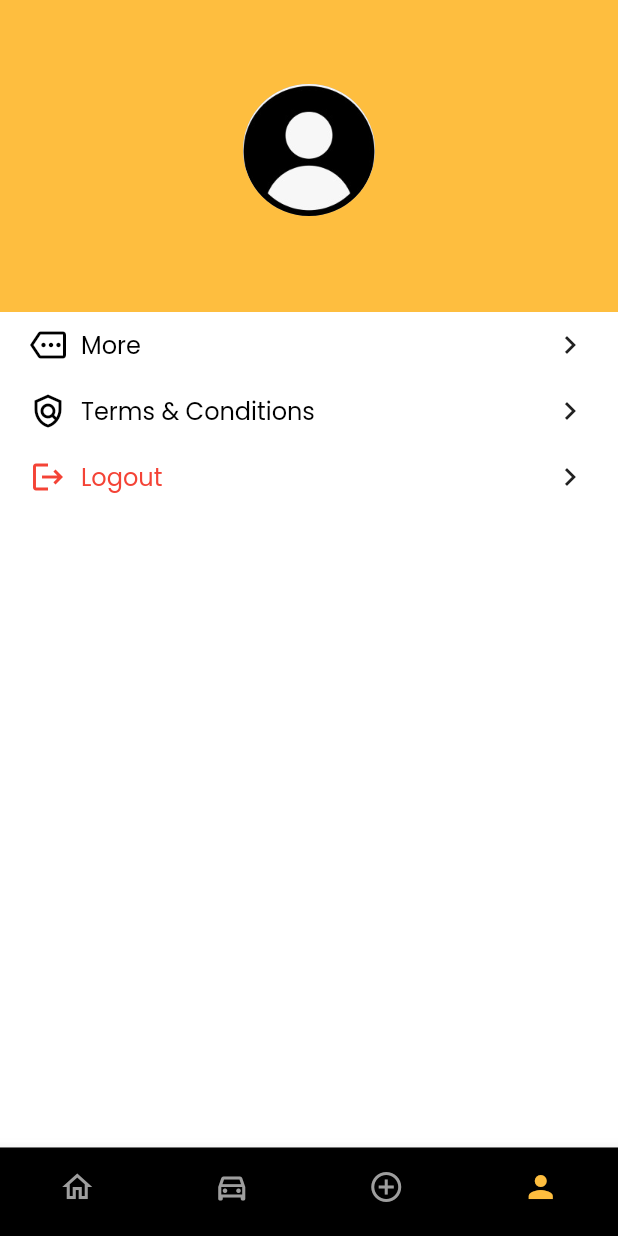
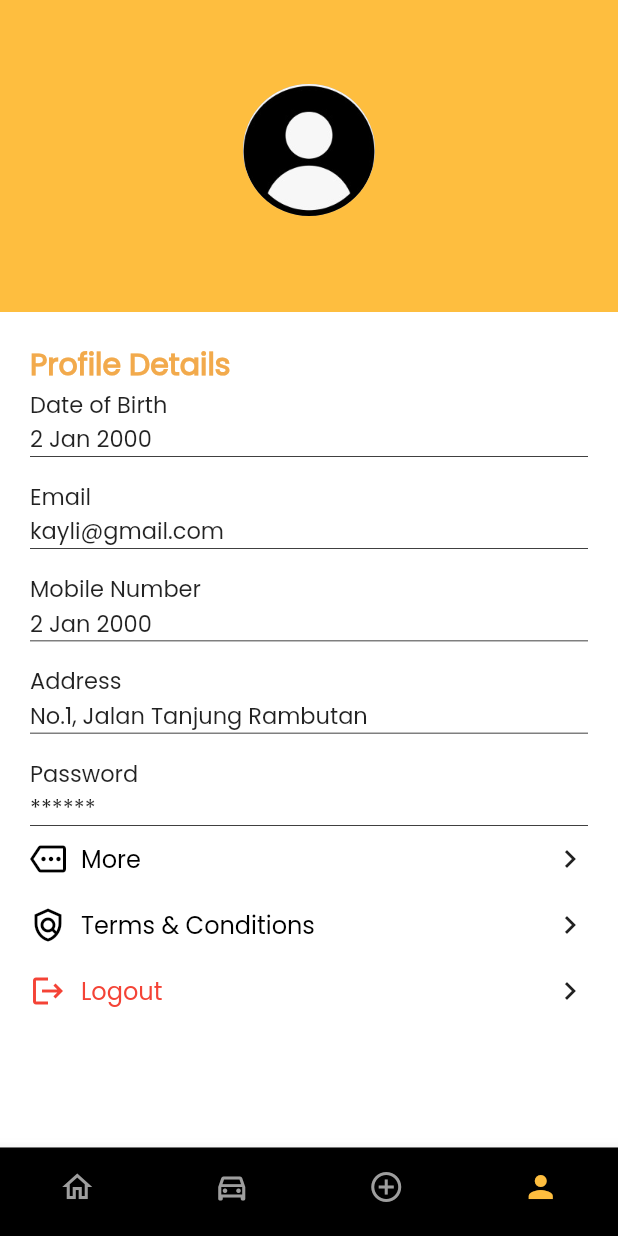
Before and after one commit to KelvinYou/tap-car, a Flutter app: the screen it shows once a user with an empty profile is signed in, item 4 of the bottom bar chosen, on a phone screen of 412 x 824 dp. Run offline on Flutter 3.47's test engine with Material 2 defaults, Android fonts, the phone set to English and light mode, and no system bars; our stand-ins replace cloud_firestore, firebase_auth, firebase_core, firebase_storage, flutter_rating_bar, image_picker and 2 more; accounts and stored records are empty.

Commit message:
add car function and updates

```diff
--- a/lib/screens/profile_screen.dart
+++ b/lib/screens/profile_screen.dart
@@ -108,6 +108,51 @@ class _ProfileScreenState extends State<ProfileScreen> {
     );
   }
 
+  Widget titleText(String content) {
+    return Container(
+      margin: EdgeInsets.symmetric(horizontal: 20),
+      child: Text(
+        content,
+        style: TextStyle(
+          color: Color(0xFFF2AA4C),
+          fontWeight: FontWeight.bold,
+          fontSize: 20,
+        ),
+      ),
+    );
+  }
+
+  Widget subtitleText(String content) {
+    return Container(
+      margin: EdgeInsets.symmetric(horizontal: 20),
+      child: Text(
+        content,
+        style: TextStyle(
+          fontWeight: FontWeight.w500,
+          fontSize: 15,
+        ),
+      ),
+    );
+  }
+
+  Widget contentText(String content) {
+    return Container(
+      margin: EdgeInsets.symmetric(horizontal: 20),
+      width: double.infinity,
+      decoration: BoxDecoration(
+        border: Border(
+          bottom: BorderSide(width: 0.5, color: Colors.black),
+        )
+      ),
+      child: Text(
+        content,
+        style: TextStyle(
+          fontSize: 15,
+        ),
+      ),
+    );
+  }
+
   @override
   Widget build(BuildContext context) {
     return isLoading
@@ -124,6 +169,7 @@ class _ProfileScreenState extends State<ProfileScreen> {
         child: SingleChildScrollView(
           child: Column(
             mainAxisAlignment: MainAxisAlignment.center,
+            crossAxisAlignment: CrossAxisAlignment.start,
             children: [
               Container(
                 // height: 100,
@@ -160,6 +206,22 @@ class _ProfileScreenState extends State<ProfileScreen> {
                   ],
                 ),
               ),
+              const SizedBox(height: 20,),
+              titleText("Profile Details"),
+              subtitleText("Date of Birth"),
+              contentText("2 Jan 2000"),
+              const SizedBox(height: 15,),
+              subtitleText("Email"),
+              contentText("kayli@gmail.com"),
+              const SizedBox(height: 15,),
+              subtitleText("Mobile Number"),
+              contentText("2 Jan 2000"),
+              const SizedBox(height: 15,),
+              subtitleText("Address"),
+              contentText("No.1, Jalan Tanjung Rambutan"),
+              const SizedBox(height: 15,),
+              subtitleText("Password"),
+              contentText("******"),
 
               GestureDetector(
                 onTap: () => Navigator.of(context).push(
```
Also changed, not shown: lib/models/car.dart (+11 -7 lines), lib/screens/add_car_screen.dart (+66 -7 lines), lib/screens/car_detail_screen.dart (added, +44 -0 lines), lib/services/firestore_methods.dart (+34 -0 lines), lib/widgets/car_card.dart (added, +40 -0 lines).
